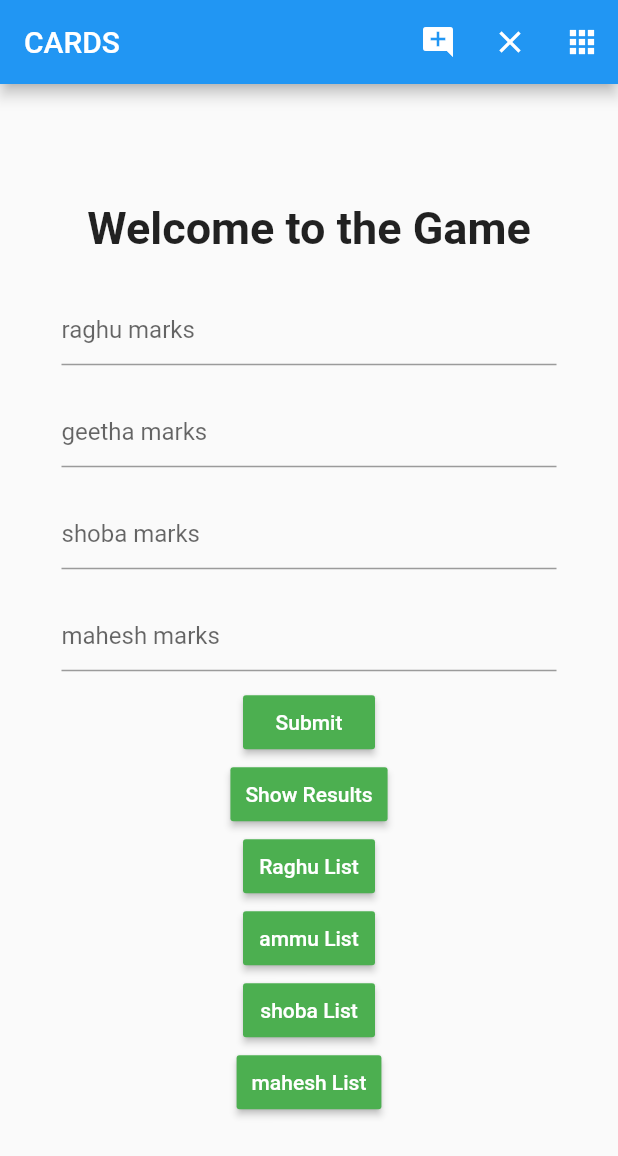
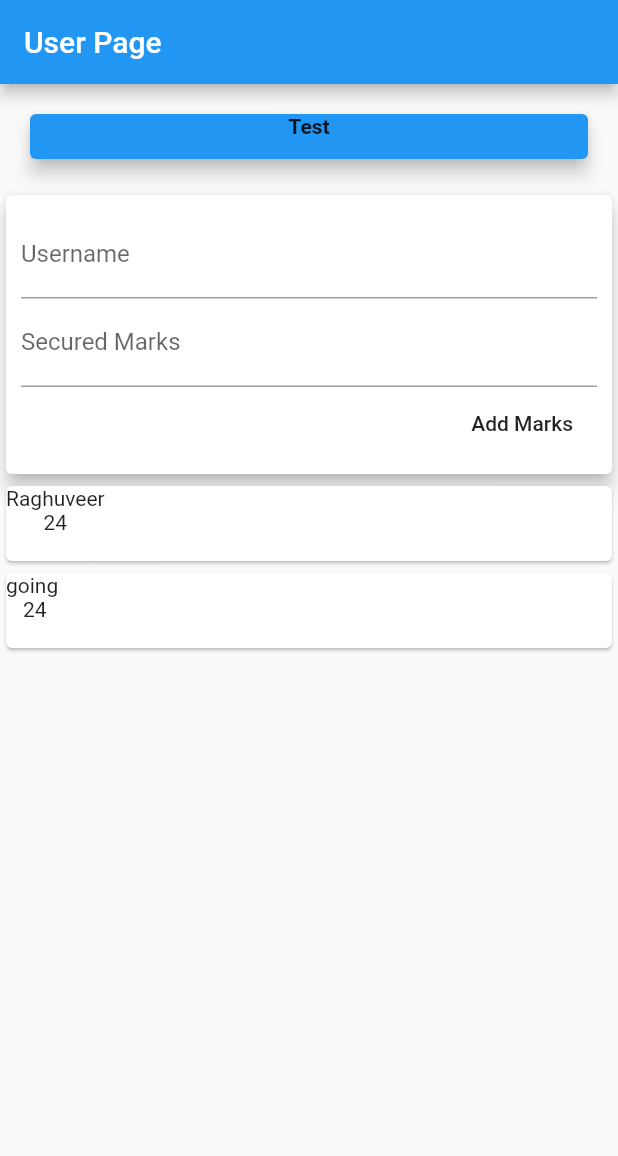
Before and after one commit to raghuveer12529/counter-, a Flutter app: the screen it shows after launch, on a phone screen of 412 x 824 dp. Shown: the top 1156 px of the screen. Run offline on Flutter 3.47's test engine with Material 2 defaults, Android fonts, the phone set to English and light mode, and no system bars.

Commit message:
Introduced Classes but  only partially to understand the flow of classes

```diff
--- a/lib/main.dart
+++ b/lib/main.dart
@@ -1,5 +1,6 @@
-import 'package:cards_counter/secondPage.dart';
+// import 'package:cards_counter/secondPage.dart';
 import 'package:flutter/material.dart';
+import './models/user.dart';
 
 void main()=> runApp(MyApp());
 
@@ -8,7 +9,7 @@ class MyApp extends StatelessWidget{
 
   Widget build(BuildContext context){
     return MaterialApp(
-      home: MyHomePage(),
+      home: User(),
       debugShowCheckedModeBanner: false,
     );
   }
--- /dev/null
+++ b/lib/models/Marks.dart
@@ -0,0 +1,8 @@
+
+ class Marks{
+  final int securedMarks;
+  final String username ;
+
+  Marks({  this.username,this.securedMarks});
+
+  }
--- /dev/null
+++ b/lib/models/user.dart
@@ -0,0 +1,63 @@
+
+import 'package:cards_counter/widgets/Marks_list.dart';
+
+import '../widgets/new_user.dart';
+import 'package:flutter/material.dart';
+import '../widgets/Marks_list.dart';
+import './Marks.dart';
+import 'package:cards_counter/widgets/new_user.dart';
+
+
+class User extends StatefulWidget {
+
+  @override
+  _UserState createState() => _UserState();
+}
+
+ class _UserState extends State<User> {
+   final List<Marks> _markSecured =[
+    Marks(securedMarks: 24,username: "Raghuveer"),
+    Marks(securedMarks: 24,username: "going "),
+  ];
+
+  void _addNewMarks(String username,String securedMarks){
+    final newMarks = new Marks(username: username,securedMarks:int.parse(securedMarks));
+    setState(() {
+      _markSecured.add(newMarks);
+    });
+  }
+
+
+  @override
+  Widget build(BuildContext context) {
+    return Scaffold(
+      appBar: AppBar(
+        title:Text('User Page')
+      ),
+      body:SingleChildScrollView(
+        child:
+      Column(
+        crossAxisAlignment: CrossAxisAlignment.stretch,
+        children: <Widget>[
+          Container(
+            // width: double.infinity,
+            height:70,
+            padding: EdgeInsets.all(10),
+            child:Card(
+            child:Text('Test',
+            style: TextStyle(fontWeight:FontWeight.bold),
+            textAlign: TextAlign.center,
+            ),
+            color: Colors.blue,
+            elevation :5,
+            margin: EdgeInsets.all(10),
+          )
+          ),
+           NewUser(_addNewMarks),
+            MarkList(_markSecured),
+        ]
+        )
+      )
+    );
+  }
+}
--- a/lib/secondPage.dart
+++ /dev/null
@@ -1,528 +0,0 @@
-import 'package:flutter/material.dart';
-// import './main.dart';
-// import './displayList.dart';
-
- class MyHomePage extends StatefulWidget {
-
-  @override
-  State<StatefulWidget> createState() {
-    return MyHomePageState(
-
-    );
-      }
-
-    }
-
-    class MyHomePageState extends State<MyHomePage> {
-      bool showDialog = false;
-
-      var raghuIndex = 0;
-      var ammuIndex=0;
-      var shobaIndex=0;
-      var maheshIndex=0;
-
-      List <int> raghu =[];
-      List <int> ammu =[];
-      List <int> shoba = [];
-      List <int> mahesh = [];
-
-      var raghuMarks = TextEditingController();
-      var ammuMarks = TextEditingController();
-      var shobaMarks = TextEditingController();
-      var maheshMarks = TextEditingController();
-
-
-
-    // ok
-
-  raghuValues(){
-    var value = int.parse(raghuMarks.text) ;
-        raghu.add(value);
-    int total = 0;
-    for(var rag in raghu ){
-      total=total+rag;
-    }
-    if(total<240){
-      print("Raghuiveer Total :");
-      print (total);
-        raghuIndex = total;
-    }
-    else{
-    var a =" Raghuveer game over";
-    raghuIndex = int.tryParse(a);
-    }
-    raghuMarks.clear();
-    }
-// this is for git testing
-  ammuValues(){
-    var value = int.parse(ammuMarks.text);
-    ammu.add(value);
-    int total = 0;
-    for(var rag in  ammu){
-    total = total+ rag;
-      }
-      if(total<240){
-      print("Amrutha Total :");
-      print (total);
-      ammuIndex=total;
-    }
-    else{
-    var a ="game over";
-    ammuIndex = int.tryParse(a);
-    }
-    ammuMarks.clear();
-  }
-
-
-shobaValues(){
-  var value = int.parse(shobaMarks.text);
-    shoba.add(value);
-    int shobatotal = 0;
-    for(var rag in  shoba){
-           shobatotal = shobatotal+ rag ;
-      }
-      if(shobatotal<240){
-      print("Shoba Total :");
-      print (shobatotal);
-      shobaIndex=shobatotal;
-    }
-    else{
-   var a ="game over";
-    shobaIndex = int.tryParse(a);
-    }
-    shobaMarks.clear();
-  }
-
-
-  maheshValues(){
-    var value = int.parse(maheshMarks.text);
-    mahesh.add(value);
-    int total = 0;
-    for(var rag in  mahesh){
-      // return rag;
-    total = total+rag ;
-      }
-      if(total<240){
-      print("Mahesh Total :");
-      print (total);
-      maheshIndex=total;
-    }
-    else{
-   var a= "game over";
-   maheshIndex=int.tryParse(a);
-    }
-    maheshMarks.clear();
-  }
-
-getValues(){
-  raghuValues();
-  ammuValues();
-  shobaValues();
-  maheshValues();
-
-}
-
-displayList(){
-  Set<List<int>>  myList = {raghu,ammu,shoba,mahesh};
-  for(List i in myList){
-    int x = i.length;
-   for(var j=0;j<x;j++){
-     print(myList);
-     print(i[j]);
-
-   }
-
-  }
-}
-
-
- static String customTitle = 'CARDS';
-var  title = new Text(customTitle) ;
-      @override
-      Widget build(BuildContext context) {
-                                return new MaterialApp(
-                                  debugShowCheckedModeBanner: false,
-                                  //  title: "CARDS",
-                                  darkTheme:ThemeData(
-                                    brightness: Brightness.dark,
-                                  ),
-                                  home: new Scaffold(
-                                    appBar: new AppBar(
-                                      // title: 'We' ,
-                                       title: this.title,
-                                      actions: <Widget>[
-                                        IconButton(icon: Icon(Icons.add_comment),
-                                        onPressed:(){
-                                          setState((){
-                                            showDialog = true ;
-                                          }
-                                          );
-                                          return Scaffold(
-
-                                                    body: Center(
-                                                     child: SingleChildScrollView(
-                                                    child:new Container(
-                                                      child:new Column(
-                                                        children: <Widget>[
-                                                    new Row(
-                                                       children: <Widget>[
-                                                      Text(
-                                                        'Raghuveer Marks : ',style: TextStyle(fontSize: 30.0,fontWeight: FontWeight.bold)
-                                                      ),
-                                                      Text(raghuIndex.toString(),style: TextStyle(fontSize: 30.0,fontWeight: FontWeight.bold))
-                                                       ]
-                                                    ),
-                                                    new Row(
-                                                       children: <Widget>[
-                                                      Text(
-                                                        'Shoba Marks : ',style: TextStyle(fontSize: 30.0,fontWeight: FontWeight.bold)
-                                                      ),
-                                                      Text(shobaIndex.toString(),style: TextStyle(fontSize: 30.0,fontWeight: FontWeight.bold))
-                                                       ]
-                                                    ),
-                                                    new Row(
-                                                       children: <Widget>[
-                                                      Text(
-                                                        'Amrutha  Marks : ',style: TextStyle(fontSize: 30.0,fontWeight: FontWeight.bold)
-                                                      ),
-                                                      Text(ammuIndex.toString(),style: TextStyle(fontSize: 30.0,fontWeight: FontWeight.bold))
-                                                       ]
-                                                    ),
-                                                    new Row(
-                                                       children: <Widget>[
-                                                      Text(
-                                                        'Mahesh Marks : ',style: TextStyle(fontSize: 30.0,fontWeight: FontWeight.bold)
-                                                      ),
-                                                      Text(maheshIndex.toString(),style: TextStyle(fontSize: 30.0,fontWeight: FontWeight.bold))
-                                                       ]
-                                                    ),
-                                                        ]
-                                                      )
-                                                     )
-                                                     )
-                                                     )
-                                          );
-
-                                          }
-                                          )
-                                     ,
-                                     IconButton(icon: Icon(Icons.clear), onPressed: (){
-                                        mahesh.clear();
-                                        shoba.clear();
-                                        ammu.clear();
-                                        raghu.clear();
-                                     },
-
-                                     ),
-                                     IconButton(icon: Icon(Icons.apps),
-                                     onPressed:(){
-                                                Navigator.push(context, MaterialPageRoute(builder: (context){
-                                                  return  Scaffold(
-      appBar: AppBar(title:Text('List of Marks')),
-
-      body:
-
-      ListView.builder(
-        itemCount: raghu.length,
-        itemBuilder: (context,index){
-          return Card(
-
-            child: ListTile(
-              title:Text(raghu[index].toString()
-            ),
-          )
-          );
-        }
-        ),
-
-
-
-    );
-
- }
- )
-                                     );
-                                     }
-                                     )
-                                     ],
-                                ),
-                                body:Center(
-                                  child: SingleChildScrollView(
-                                    child: new Column(
-                                  children: <Widget>[
-                                    new Text("Welcome to the Game",style: TextStyle(fontSize: 30.0,fontWeight: FontWeight.bold)),
-                   showDialog==true?
-                    new AlertDialog(
-                      // Container(
-                        title: Text('Raghu Score : '+raghuIndex.toString(),
-                      // )
-                      // title: Text('Raghu Score : '+raghuIndex.toString(),
-
-                      ),
-              actions: <Widget>[
-                FlatButton(
-                  onPressed: (){
-                    setState((){
-                      showDialog = false;
-                    });
-                  },
-                 child: Text("OK")
-                 ),
-                 ]
-                 ):new Text(" "),
-
-                      Container(
-                                  width: 350,
-                                  padding: EdgeInsets.all(10.0),
-                                  child: TextField
-                                  (
-                                    controller: raghuMarks,
-                                    autocorrect: true,
-                                    decoration: InputDecoration(hintText: 'raghu marks'),
-
-                                  ),
-                                ),
-                              Container(
-                                width: 350,
-                                padding: EdgeInsets.all(10.0),
-                                child: TextField
-                                (
-                                  controller: ammuMarks,
-                                  autocorrect: true,
-                                  decoration: InputDecoration(hintText: 'geetha marks'),
-                                )
-                              ),
-
-                            Container(
-                              width: 350,
-                              padding: EdgeInsets.all(10.0),
-                              child: TextField
-                              (
-                                controller: shobaMarks,
-                                autocorrect: true,
-                                decoration: InputDecoration(hintText: 'shoba marks'),
-                              ),
-                            ),Container(
-                              width: 350,
-                              padding: EdgeInsets.all(10.0),
-                              child: TextField
-                              (
-                                controller: maheshMarks,
-                                autocorrect: true,
-                                decoration: InputDecoration(hintText: 'mahesh marks'),
-                              ),
-                            ),
-
-                                            RaisedButton(
-                                              onPressed: getValues,
-                                              color: Colors.green,
-                                              textColor: Colors.white,
-                                              padding: EdgeInsets.fromLTRB(10, 10, 10, 10),
-                                              child: Text('Submit'),
-                                        ),
-                                         RaisedButton(
-                                              onPressed: (){
-                                                Navigator.push(context, MaterialPageRoute(builder: (context){
-                                                  return Scaffold(
-
-                                                    body: Center(
-                                                     child: SingleChildScrollView(
-                                                    child:new Container(
-                                                      child:new Column(
-                                                        children: <Widget>[
-                                                    new Row(
-                                                       children: <Widget>[
-                                                      Text(
-                                                        'Raghuveer Marks : ',style: TextStyle(fontSize: 30.0,fontWeight: FontWeight.bold)
-                                                      ),
-                                                      Text(raghuIndex.toString(),style: TextStyle(fontSize: 30.0,fontWeight: FontWeight.bold))
-                                                       ]
-                                                    ),
-                                                    new Row(
-                                                       children: <Widget>[
-                                                      Text(
-                                                        'Shoba Marks : ',style: TextStyle(fontSize: 30.0,fontWeight: FontWeight.bold)
-                                                      ),
-                                                      Text(shobaIndex.toString(),style: TextStyle(fontSize: 30.0,fontWeight: FontWeight.bold))
-                                                       ]
-                                                    ),
-                                                    new Row(
-                                                       children: <Widget>[
-                                                      Text(
-                                                        'Amrutha  Marks : ',style: TextStyle(fontSize: 30.0,fontWeight: FontWeight.bold)
-                                                      ),
-                                                      Text(ammuIndex.toString(),style: TextStyle(fontSize: 30.0,fontWeight: FontWeight.bold))
-                                                       ]
-                                                    ),
-                                                    new Row(
-                                                       children: <Widget>[
-                                                      Text(
-                                                        'Mahesh Marks : ',style: TextStyle(fontSize: 30.0,fontWeight: FontWeight.bold)
-                                                      ),
-                                                      Text(maheshIndex.toString(),style: TextStyle(fontSize: 30.0,fontWeight: FontWeight.bold))
-                                                       ]
-                                                    ),
-                                                        ]
-                                                      )
-                                                    )
-
-
-
-                                                    ),
-                                                  ));
-                                                }));
-                                              },
-                                              color: Colors.green,
-                                              textColor: Colors.white,
-                                              padding: EdgeInsets.fromLTRB(10, 10, 10, 10),
-                                              child: Text('Show Results'),
-                                        ),
-                                        RaisedButton(
-                                              onPressed: (){
-                                                Navigator.push(context, MaterialPageRoute(builder: (context){
-                                                  return  Scaffold(
-      appBar: AppBar(title:Text('Raghu List ')),
-
-      body:
-
-      ListView.builder(
-        itemCount: raghu.length,
-        itemBuilder: (context,index){
-          return Card(
-
-            child: ListTile(
-              title:Text(raghu[index].toString()
-            ),
-          )
-          );
-        }
-        ),
-
-
-
-    );
-
- }
- )
-                                     );
-                                     } ,
-                                              color: Colors.green,
-                                              textColor: Colors.white,
-                                              padding: EdgeInsets.fromLTRB(10, 10, 10, 10),
-                                              child: Text('Raghu List'),
-                                        ),
-                                        RaisedButton(
-                                              onPressed: (){
-                                                Navigator.push(context, MaterialPageRoute(builder: (context){
-                                                  return  Scaffold(
-      appBar: AppBar(title:Text('ammu List ')),
-
-      body:
-
-      ListView.builder(
-        itemCount: ammu.length,
-        itemBuilder: (context,index){
-          return Card(
-
-            child: ListTile(
-              title:Text(ammu[index].toString()
-            ),
-          )
-          );
-        }
-        ),
-
-
-
-    );
-
- }
- )
-                                     );
-                                     } ,
-                                              color: Colors.green,
-                                              textColor: Colors.white,
-                                              padding: EdgeInsets.fromLTRB(10, 10, 10, 10),
-                                              child: Text('ammu List'),
-                                        ),
-                                        RaisedButton(
-                                              onPressed: (){
-                                                Navigator.push(context, MaterialPageRoute(builder: (context){
-                                                  return  Scaffold(
-      appBar: AppBar(title:Text('shoba List ')),
-
-      body:
-
-      ListView.builder(
-        itemCount: shoba.length,
-        itemBuilder: (context,index){
-          return Card(
-
-            child: ListTile(
-              title:Text(shoba[index].toString()
-            ),
-          )
-          );
-        }
-        ),
-
-
-
-    );
-
- }
- )
-                                     );
-                                     } ,
-                                              color: Colors.green,
-                                              textColor: Colors.white,
-                                              padding: EdgeInsets.fromLTRB(10, 10, 10, 10),
-                                              child: Text('shoba List'),
-                                        ),
-                                        RaisedButton(
-                                              onPressed: (){
-                                                Navigator.push(context, MaterialPageRoute(builder: (context){
-                                                  return  Scaffold(
-      appBar: AppBar(title:Text('mahesh List Marks')),
-
-      body:
-
-      ListView.builder(
-        itemCount: mahesh.length,
-        itemBuilder: (context,index){
-          return Card(
-
-            child: ListTile(
-              title:Text(mahesh[index].toString()
-            ),
-          )
-          );
-        }
-        ),
-
-
-
-    );
-
- }
- )
-                                     );
-                                     } ,
-                                              color: Colors.green,
-                                              textColor: Colors.white,
-                                              padding: EdgeInsets.fromLTRB(10, 10, 10, 10),
-                                              child: Text('mahesh List'),
-                                        ),
-
-
-          ],
-          )
-        )
-        )
-        )
-        );
-
-
-  }
-
-}
--- /dev/null
+++ b/lib/widgets/Marks_list.dart
@@ -0,0 +1,33 @@
+import 'package:flutter/material.dart';
+import '../models/Marks.dart';
+
+
+class MarkList extends StatelessWidget {
+  final List<Marks> marks;
+
+  MarkList(this.marks);
+
+
+  @override
+  Widget build(BuildContext context) {
+    return Column(
+            children: marks.map((tx) {
+              return Card(
+                child:Row(
+                  children: <Widget>[
+                Container(
+                  height:50 ,
+                  child:Column(
+                  children:<Widget>[
+                    Text(tx.username ),
+                    Text(tx.securedMarks.toString())
+                    ],
+                  )
+                ),
+                ],
+                ) ,
+                );
+            }).toList(),
+          );
+  }
+}
--- /dev/null
+++ b/lib/widgets/new_user.dart
@@ -0,0 +1,45 @@
+import 'package:flutter/material.dart';
+
+class NewUser extends StatelessWidget {
+
+final Function addUser;
+final usernameInput = TextEditingController();
+final marksSecured = TextEditingController();
+
+NewUser(this.addUser);
+
+  @override
+  Widget build(BuildContext context) {
+    return Card(
+            elevation: 5,
+            child:Container(
+              padding: EdgeInsets.all(10 ),
+            child:Column(
+              crossAxisAlignment: CrossAxisAlignment.end,
+              children: <Widget>[
+                TextField(
+                  decoration: InputDecoration(
+                    labelText:'Username'
+                    ),
+                    controller: usernameInput,
+                ),
+                TextField(
+                  decoration: InputDecoration(
+                    labelText:'Secured Marks'
+                    ),
+                    controller: marksSecured,
+                ),
+                FlatButton(
+                  onPressed: (){
+                    print('HII');
+                    addUser(usernameInput.text,marksSecured.text);
+                  },
+                   child: Text('Add Marks'),
+                   textColor: Colors.black87,
+                   )
+              ],
+            ),
+          )
+          );
+  }
+}
```
